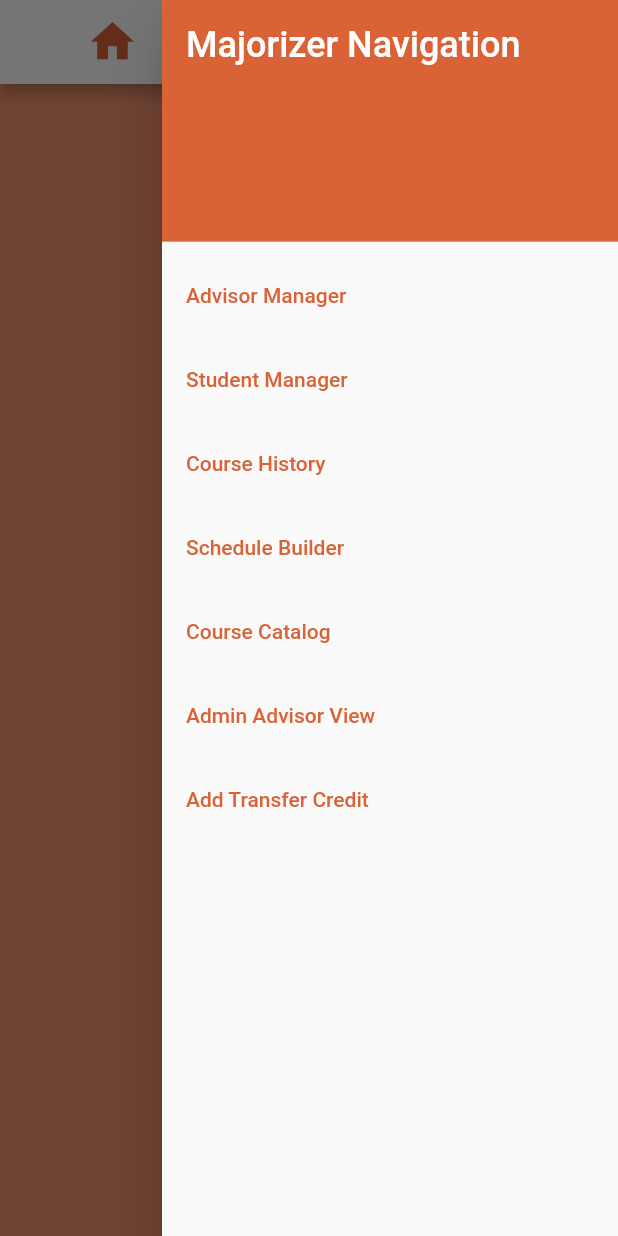
After one commit to hug0first/majorizer_ui, a Flutter app: the TransferScreen screen opened by its route, with the side drawer open, on a phone screen of 412 x 824 dp. The commit adds this screen. Run offline on Flutter 3.47's test engine with Material 2 defaults, Android fonts, the phone set to English and light mode, and no system bars; our stand-ins replace dropdown_search; missing offline and left inert: dart:html.

Commit message:
Added Layout for Transfer Credit Page

```diff
--- a/lib/main.dart
+++ b/lib/main.dart
@@ -1,4 +1,5 @@
 import 'package:flutter/material.dart';
+import 'package:majorizer_ui/widgets/add_transfer_page.dart';
 import 'widgets/advisor_build_screen.dart';
 import 'widgets/catalog_screen.dart';
 import 'widgets/course_manager_screen.dart';
@@ -42,6 +43,7 @@ class Majorizer extends StatelessWidget {
         '/studentManager': (context) => StudentManagerScreen(),
         '/courseManager': (context) => const CourseManagerScreen(),
         '/adminAdvisor': (context) => const AdminAdvisorScreen(),
+        '/addTransfer': (context) => TransferScreen()
       },
       initialRoute: '/landing',
     );
--- /dev/null
+++ b/lib/widgets/add_transfer_page.dart
@@ -0,0 +1,37 @@
+import 'package:flutter/material.dart';
+import '../main.dart';
+import 'main_app_bar.dart';
+import 'side_menu.dart';
+
+class TransferScreen extends StatefulWidget {
+  TransferScreen();
+
+  @override
+  State<StatefulWidget> createState() => TransferScreenState();
+}
+
+class TransferScreenState extends State<TransferScreen> {
+  TransferScreenState();
+
+  @override
+  Widget build(BuildContext context) {
+    GlobalKey<ScaffoldState> scaffoldKey = GlobalKey<ScaffoldState>();
+
+    double screenWidth = MediaQuery.of(context).size.width;
+    double screenHeight = MediaQuery.of(context).size.height;
+
+    return Scaffold(
+      key: scaffoldKey,
+      backgroundColor: const Color(0xFFF3956F),
+      appBar: PreferredSize(
+        preferredSize: const Size.fromHeight(56),
+        child: mainAppBar(context, scaffoldKey),
+      ),
+      endDrawer: sideMenu(context),
+      body: Row(
+        //needs to ask for what the class transfers for so it works with the algorithm
+        children: <Widget>[],
+      ),
+    );
+  }
+}
--- a/lib/widgets/side_menu.dart
+++ b/lib/widgets/side_menu.dart
@@ -75,6 +75,15 @@ Widget sideMenu(BuildContext context) {
             Navigator.of(context).pushNamed('/adminAdvisor');
           },
         ),
+        ListTile(
+          title: const Text(
+            'Add Transfer Credit',
+            style: TextStyle(color: Color(0xFFda6237)),
+          ),
+          onTap: () {
+            Navigator.of(context).pushNamed('/addTransfer');
+          },
+        )
       ],
     ),
   );
```
Also changed, not shown: lib/widgets/home_screen.dart (+2 -17 lines), lib/widgets/major_minor_list.dart (+21 -0 lines).
